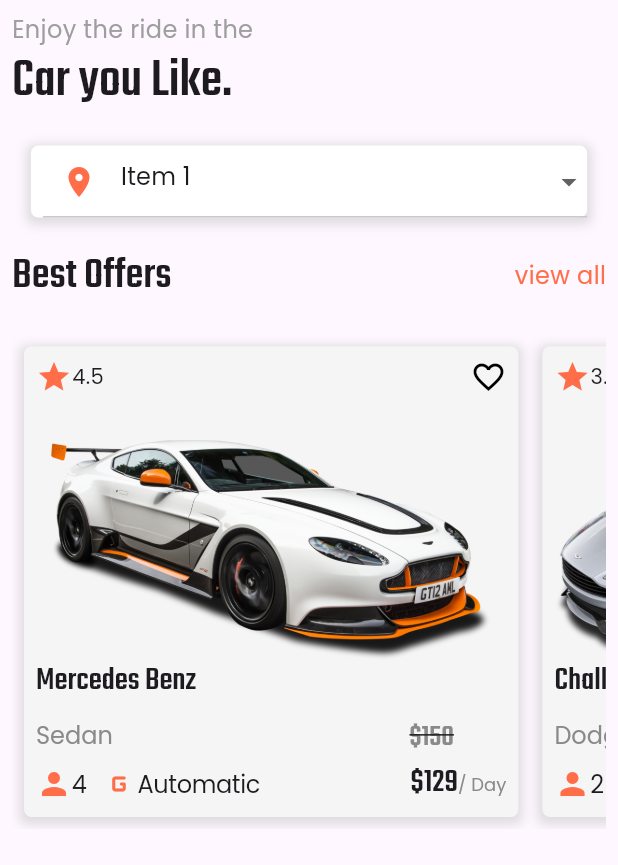
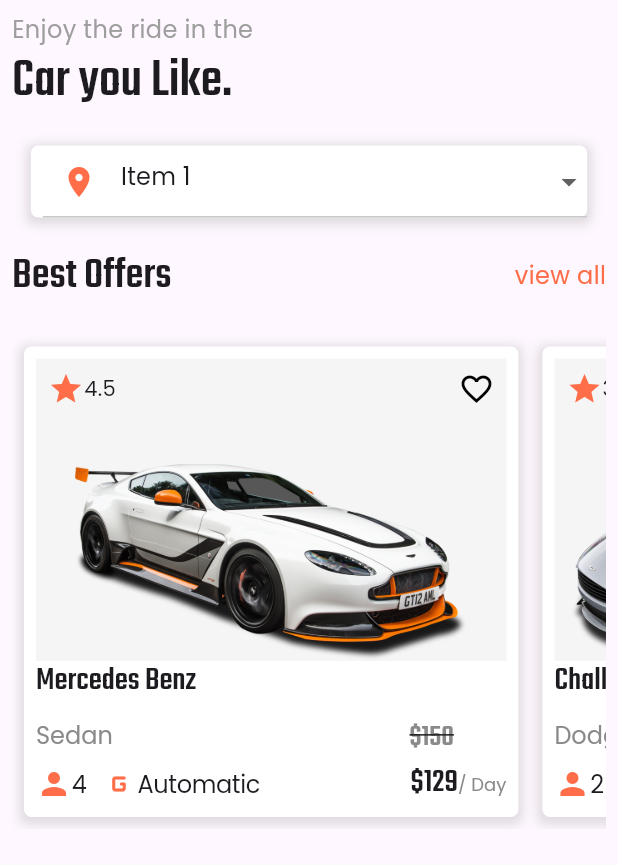
Before and after one commit to ahmedos999/car_rental, a Flutter app: the screen it shows after launch, on a phone screen of 412 x 824 dp. Shown: the top 865 px of the screen. Run offline on Flutter 3.47's test engine with Material 2 defaults, Android fonts, the phone set to English and light mode, and no system bars.

Commit message:
change background card

```diff
--- a/lib/data/models/car.dart
+++ b/lib/data/models/car.dart
@@ -1,4 +1,4 @@
-class car {
+class Car {
   int id;
   String img;
   String rating;
@@ -9,7 +9,7 @@ class car {
   String gear;
   String price;
 
-  car(
+  Car(
       {required this.id,
       required this.img,
       required this.rating,
--- a/lib/presentation/Screens/home_page.dart
+++ b/lib/presentation/Screens/home_page.dart
@@ -19,8 +19,8 @@ class _HomePageState extends State<HomePage> {
   ];
   // carShow(context, 'assets/imgs/car2.png', '4.5', 'Mercedes Benz',
   //     'Sedan', '\$150', '4', 'Automatic', '\$129')
-  List<car> discontedCars = [
-    car(
+  List<Car> discontedCars = [
+    Car(
         id: 1,
         img: 'assets/imgs/car2.png',
         rating: '4.5',
@@ -30,7 +30,7 @@ class _HomePageState extends State<HomePage> {
         seats: '4',
         gear: 'Automatic',
         price: '\$129'),
-    car(
+    Car(
         id: 2,
         img: 'assets/imgs/car1.png',
         rating: '3.5',
@@ -40,7 +40,7 @@ class _HomePageState extends State<HomePage> {
         seats: '2',
         gear: 'Automatic',
         price: '\$130'),
-    car(
+    Car(
         id: 3,
         img: 'assets/imgs/car3.png',
         rating: '4.1',
@@ -50,7 +50,7 @@ class _HomePageState extends State<HomePage> {
         seats: '4',
         gear: 'Automatic',
         price: '\$101'),
-    car(
+    Car(
         id: 4,
         img: 'assets/imgs/car6.png',
         rating: '4.4',
--- a/lib/presentation/components/home_page_components.dart
+++ b/lib/presentation/components/home_page_components.dart
@@ -24,23 +24,24 @@ Widget carShow(BuildContext context, String img, String rating, String name,
     child: Container(
       width: MediaQuery.sizeOf(context).width * 0.8,
       // height: MediaQuery.sizeOf(context).height / 2.5,
-      decoration: BoxDecoration(
-          boxShadow: [
+      decoration: BoxDecoration(boxShadow: [
         BoxShadow(
           color: Colors.grey.withOpacity(0.3),
           spreadRadius: 3,
           blurRadius: 5,
           offset: const Offset(0, 2), // changes position of shadow
         ),
-          ],
-          color: Theme.of(context).colorScheme.tertiary,
-          borderRadius: BorderRadius.circular(5)),
+      ], color: Colors.white, borderRadius: BorderRadius.circular(5)),
       child: Padding(
         padding: const EdgeInsets.all(8.0),
         child: Column(
           crossAxisAlignment: CrossAxisAlignment.start,
           children: [
-            Row(
+            Container(
+              color: Theme.of(context).colorScheme.tertiary,
+              child: Padding(
+                padding: const EdgeInsets.all(8.0),
+                child: Row(
                   mainAxisAlignment: MainAxisAlignment.spaceBetween,
                   children: [
                     Row(
@@ -62,10 +63,16 @@ Widget carShow(BuildContext context, String img, String rating, String name,
                     )
                   ],
                 ),
-            const SizedBox(
+              ),
+            ),
+            Container(
+              color: Theme.of(context).colorScheme.tertiary,
               height: 30,
             ),
-            Expanded(child: Center(child: Image.asset(img))),
+            Expanded(
+                child: Container(
+                    color: Theme.of(context).colorScheme.tertiary,
+                    child: Center(child: Image.asset(img)))),
             Text(
               name,
               style: Theme.of(context)
```
Lines whose indentation alone changed are shown as unchanged.
